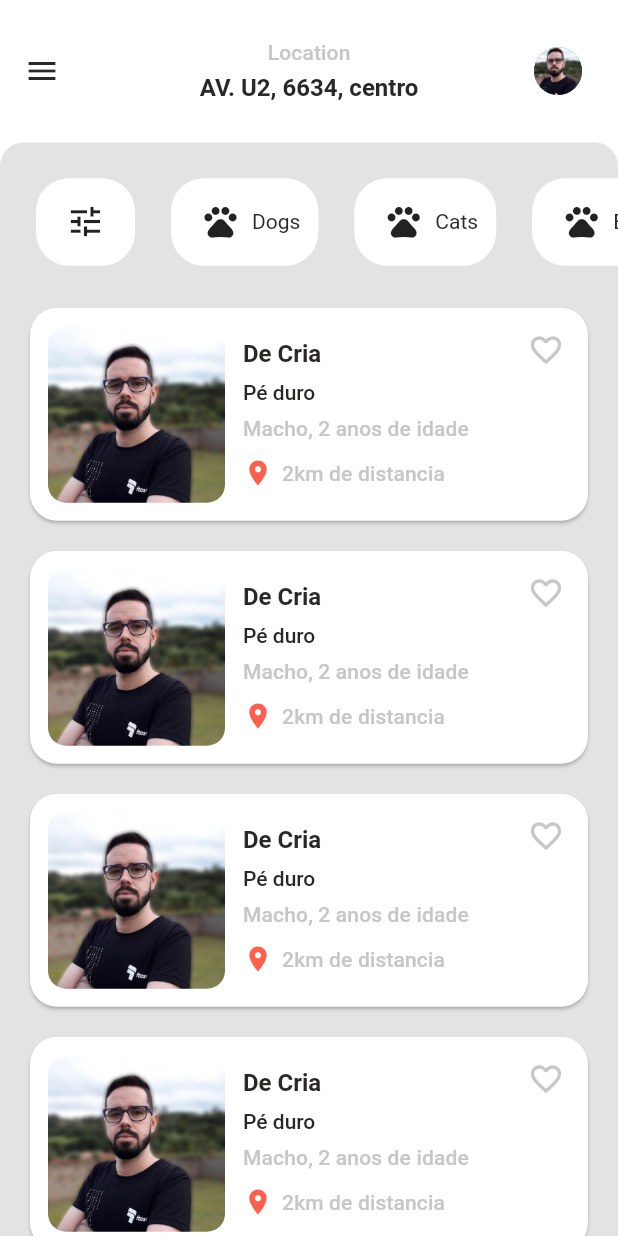
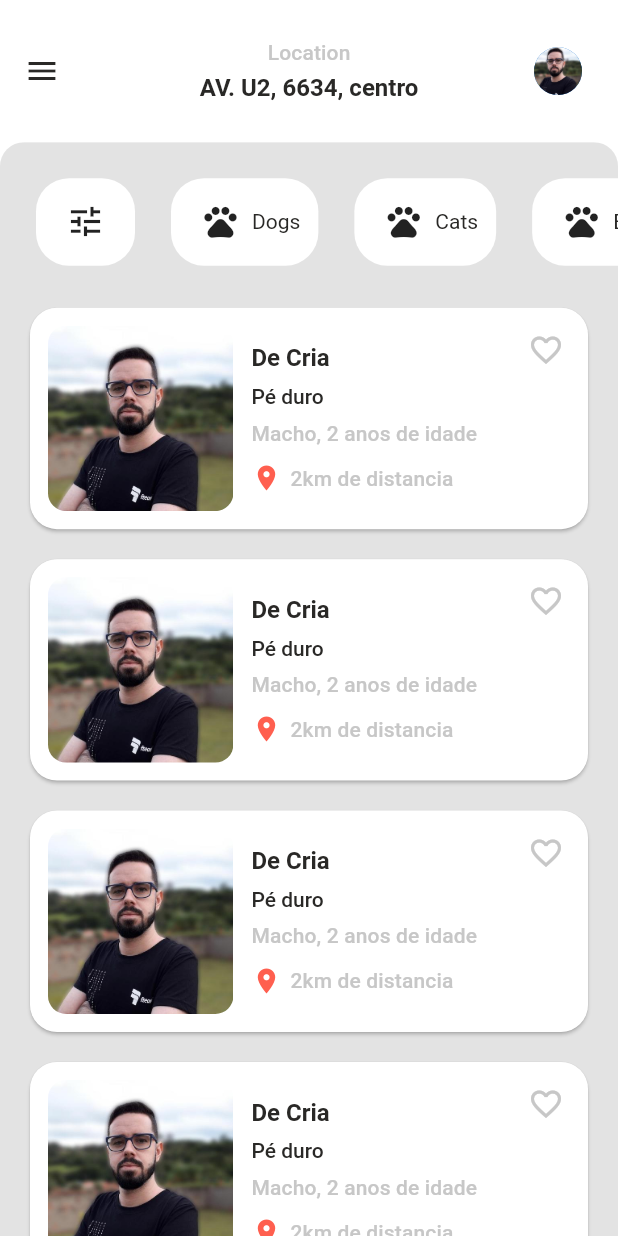
Before and after one commit to FelCarv01/desafio_flutter, a Flutter app: the screen it shows after launch, on a phone screen of 412 x 824 dp. Run offline on Flutter 3.47's test engine with Material 2 defaults, Android fonts, the phone set to English and light mode, and no system bars.

Commit message:
Fix reponsividade dos cards

```diff
--- a/lib/src/pages/home.dart
+++ b/lib/src/pages/home.dart
@@ -67,8 +67,9 @@ class PetHomePage extends StatelessWidget {
             ),
             SliverList(
               delegate: SliverChildBuilderDelegate(
-                (context, index) => const Padding(
-                  padding: EdgeInsets.only(bottom: 12, left: 16, right: 16),
+                (context, index) => Padding(
+                  padding:
+                      const EdgeInsets.only(bottom: 12, left: 16, right: 16),
                   child: PetCard(
                     petMainImage: PetImages.userAvatar,
                     petBreed: 'Pé duro',
@@ -76,6 +77,7 @@ class PetHomePage extends StatelessWidget {
                     petDistance: '2km de distancia',
                     petName: 'De Cria',
                     routeToInfo: '/info',
+                    size: size,
                   ),
                 ),
               ),
--- a/lib/src/widgets/pet_card_widget.dart
+++ b/lib/src/widgets/pet_card_widget.dart
@@ -9,6 +9,7 @@ class PetCard extends StatelessWidget {
   final String petBreed;
   final String petName;
   final String routeToInfo;
+  final Size size;
 
   const PetCard({
     super.key,
@@ -18,6 +19,7 @@ class PetCard extends StatelessWidget {
     required this.petBreed,
     required this.petName,
     required this.routeToInfo,
+    required this.size,
   });
 
   @override
@@ -41,7 +43,7 @@ class PetCard extends StatelessWidget {
                     borderRadius: BorderRadius.circular(12),
                     child: Image.asset(
                       petMainImage ?? PetImages.petPlaceHolder,
-                      width: 118,
+                      width: size.width * .3,
                     ),
                   ),
                 ),
@@ -51,16 +53,17 @@ class PetCard extends StatelessWidget {
                     Text(
                       petName,
                       style: theme.textTheme.headline6,
+                      softWrap: true,
                     ),
-                    const SizedBox(
-                      height: 8,
+                    SizedBox(
+                      height: size.width * .02,
                     ),
                     Text(
                       petBreed,
                       style: theme.textTheme.subtitle1,
                     ),
-                    const SizedBox(
-                      height: 8,
+                    SizedBox(
+                      height: size.width * .02,
                     ),
                     Text(
                       petDescriber,
```
